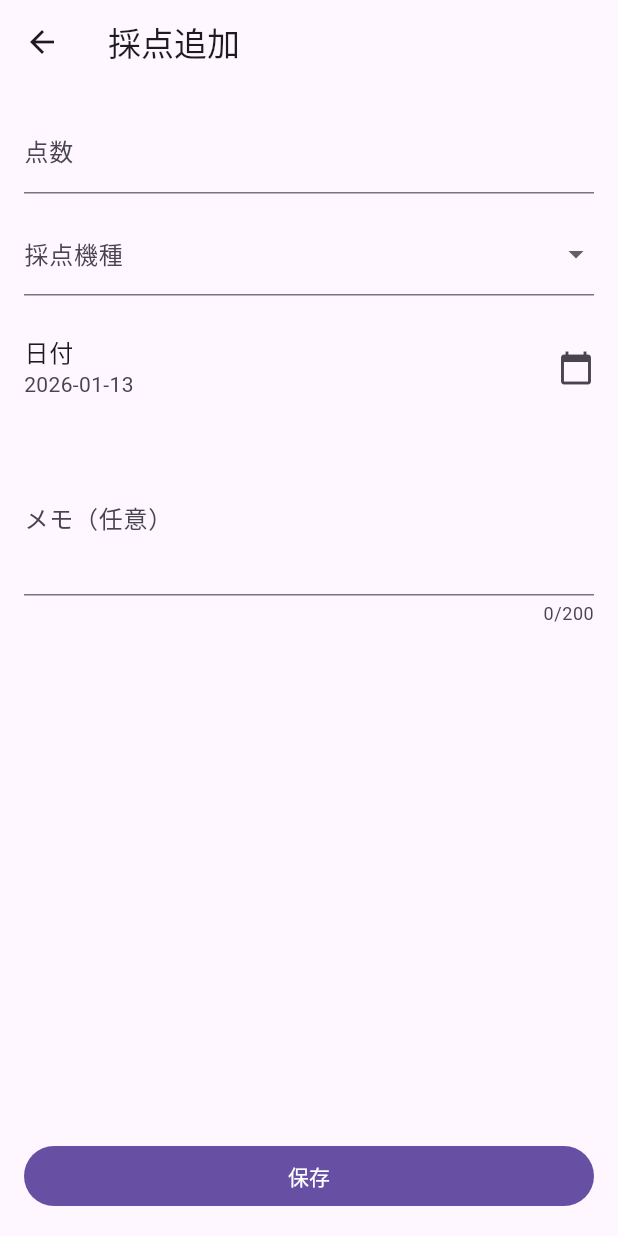
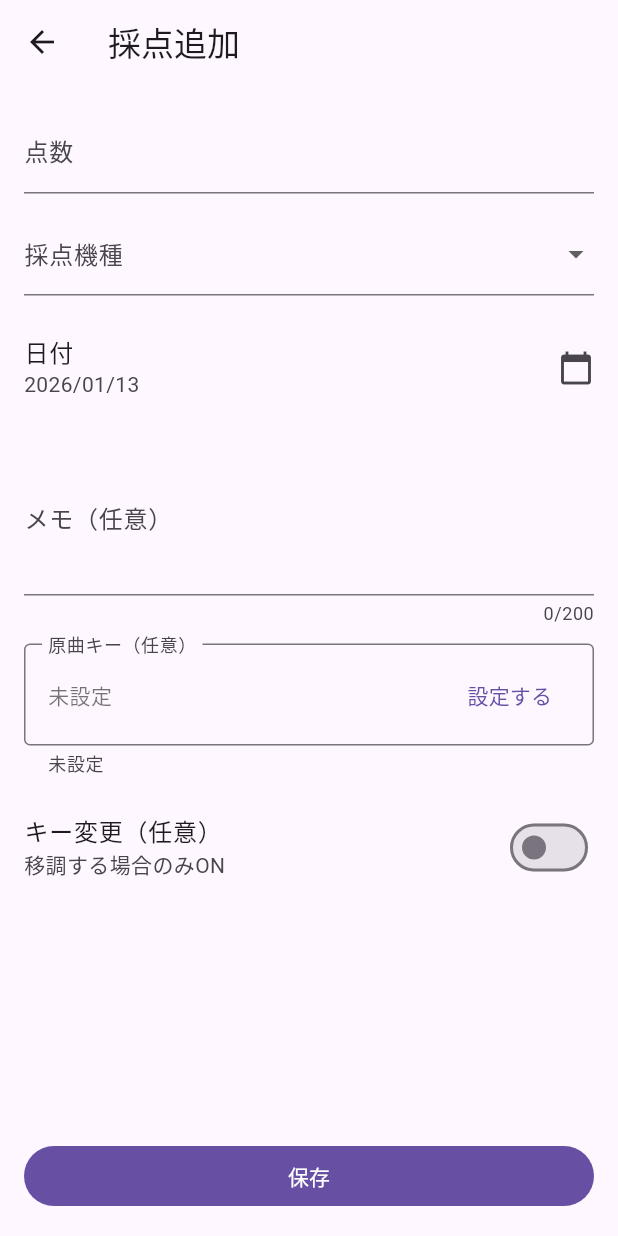
Before and after one commit to kawamata-natsuki/utamemo_app, a Flutter app: the screen it shows after launch, after a tap on the "mic" icon, on a phone screen of 412 x 824 dp. Run offline on Flutter 3.47's test engine with Material 3 defaults, Android fonts, the phone set to English and light mode, and no system bars; our stand-ins replace firebase_core, firebase_crashlytics, font_awesome_flutter; accounts and stored records are empty.

Commit message:
feat: ScoreRecordに原曲キーと変更キーのフィールドを追加し、採点追加画面にバリデーション機能を実装

```diff
--- a/lib/data/repositories/song/in_memory_song_repository.dart
+++ b/lib/data/repositories/song/in_memory_song_repository.dart
@@ -29,12 +29,15 @@ class InMemorySongRepository implements SongRepository {
             score: 83.25,
             recordedAt: DateTime(2025, 12, 26),
             karaokeMachine: KaraokeMachine.dam,
+            originalKey: 0,
+            shiftKey: -2,
           ),
           ScoreRecord(
             id: 'score_2',
             score: 81.75,
             recordedAt: DateTime(2026, 1, 1),
             karaokeMachine: KaraokeMachine.joysound,
+            shiftKey: 3,
           ),
         ],
       ),
--- a/lib/domain/model/score_record.dart
+++ b/lib/domain/model/score_record.dart
@@ -1,4 +1,4 @@
-enum KaraokeMachine { dam, joysound }
+enum KaraokeMachine { dam, joysound, unknown }
 
 class ScoreRecord {
   final String id;
@@ -6,6 +6,8 @@ class ScoreRecord {
   final DateTime recordedAt;
   final String? memo;
   final KaraokeMachine karaokeMachine;
+  final int? originalKey;
+  final int? shiftKey;
 
   ScoreRecord({
     required this.id,
@@ -13,7 +15,36 @@ class ScoreRecord {
     required this.recordedAt,
     this.memo,
     required this.karaokeMachine,
+    this.originalKey,
+    this.shiftKey,
   });
+
+  /// 実キーを計算（両方入力されている場合）
+  int? get actualKey {
+    if (originalKey != null && shiftKey != null) {
+      return originalKey! + shiftKey!;
+    }
+    if (shiftKey != null) {
+      return shiftKey;
+    }
+    return null;
+  }
+
+  /// キーの表示用文字列を生成
+  String? getKeyDisplay() {
+    final actual = actualKey;
+    if (actual == null) return null;
+
+    final actualLabel = actual >= 0 ? '+$actual' : '$actual';
+
+    if (originalKey != null) {
+      final originalLabel =
+          originalKey! >= 0 ? '+$originalKey' : '$originalKey';
+      return '$actualLabel（原曲: $originalLabel）';
+    }
+
+    return actualLabel;
+  }
 
   /// ScoreRecordのコピーを作成する
   ///
@@ -25,6 +56,8 @@ class ScoreRecord {
     DateTime? recordedAt,
     String? memo,
     KaraokeMachine? karaokeMachine,
+    int? originalKey,
+    int? shiftKey,
   }) {
     return ScoreRecord(
       id: id ?? this.id,
@@ -32,6 +65,8 @@ class ScoreRecord {
       recordedAt: recordedAt ?? this.recordedAt,
       memo: memo ?? this.memo,
       karaokeMachine: karaokeMachine ?? this.karaokeMachine,
+      originalKey: originalKey ?? this.originalKey,
+      shiftKey: shiftKey ?? this.shiftKey,
     );
   }
 }
--- a/lib/presentation/screens/score_add/score_add_controller.dart
+++ b/lib/presentation/screens/score_add/score_add_controller.dart
@@ -38,6 +38,27 @@ class ScoreAddController {
     return null;
   }
 
+  /// 原曲キーのバリデーション
+  String? validateOriginalKey(String? value) {
+    if (value == null || value.trim().isEmpty) return null;
+
+    final key = int.tryParse(value.trim());
+    if (key == null) return '数値で入力してください';
+    if (key < -24 || key > 24) return '±24以内の数値で入力してください';
+
+    return null;
+  }
+
+  /// 変更キーのバリデーション
+  String? validateShiftKey(String? value) {
+    if (value == null || value.trim().isEmpty) return null;
+
+    final key = int.tryParse(value.trim());
+    if (key == null) return '数値で入力してください';
+    if (key < -24 || key > 24) return '±24以内の数値で入力してください';
+    return null;
+  }
+
   /// 採点記録を保存する
   Future<void> saveScoreRecord({
     required String songId,
@@ -45,6 +66,8 @@ class ScoreAddController {
     required DateTime recordedAt,
     required KaraokeMachine karaokeMachine,
     String? memo,
+    int? originalKey,
+    int? shiftKey,
   }) async {
     // 採点記録のIDを生成（タイムスタンプベース）
     final recordId = 'score_${DateTime.now().millisecondsSinceEpoch}';
@@ -57,12 +80,17 @@ class ScoreAddController {
         recordedAt: recordedAt,
         karaokeMachine: karaokeMachine,
         memo: memo?.trim().isEmpty == true ? null : memo?.trim(),
+        originalKey: originalKey,
+        shiftKey: shiftKey,
       ),
     );
   }
 
-  /// 日付をyyyy-MM-dd形式にフォーマット
+  /// 日付をフォーマット
   String formatDate(DateTime date) {
-    return '${date.year}-${date.month.toString().padLeft(2, '0')}-${date.day.toString().padLeft(2, '0')}';
+    final y = date.year.toString().padLeft(4, '0');
+    final m = date.month.toString().padLeft(2, '0');
+    final d = date.day.toString().padLeft(2, '0');
+    return '$y/$m/$d';
   }
 }
--- a/lib/presentation/screens/score_add/score_add_page.dart
+++ b/lib/presentation/screens/score_add/score_add_page.dart
@@ -27,6 +27,15 @@ class _ScoreAddPageState extends State<ScoreAddPage> {
   DateTime _date = DateTime.now();
   bool _saving = false;
 
+  bool _originalEnabled = false;
+  int _originalKey = 0;
+
+  bool _shiftEnabled = false;
+  int _shiftKey = 0;
+
+  static const int _minKey = -24;
+  static const int _maxKey = 24;
+
   @override
   void initState() {
     super.initState();
@@ -41,33 +50,28 @@ class _ScoreAddPageState extends State<ScoreAddPage> {
     super.dispose();
   }
 
-  /// 日付選択ダイアログを表示
-  ///
-  /// ユーザーが日付を選択すると、[_date]が更新される。
-  /// キャンセルした場合は何も変更されない。
   Future<void> _pickDate() async {
     final picked = await showDatePicker(
       context: context,
       initialDate: _date,
-      firstDate: DateTime.now().subtract(Duration(days: 365)),
-      lastDate: DateTime.now().add(Duration(days: 7)),
+      firstDate: DateTime.now().subtract(const Duration(days: 365)),
+      lastDate: DateTime.now().add(const Duration(days: 7)),
     );
     if (picked != null) {
       setState(() => _date = picked);
     }
   }
 
-  /// フォームをバリデーションし、採点記録を保存
-  ///
-  /// バリデーションが成功すると、採点記録をリポジトリに保存し、
-  /// 前の画面に戻る。失敗した場合はエラーメッセージを表示する。
   Future<void> _save() async {
     final ok = _formKey.currentState?.validate() ?? false;
     if (!ok) return;
 
     final score = double.parse(_scoreController.text);
 
-    // 保存中フラグをセット
+    // ✅ A案：未設定はnullとして保存
+    final int? originalKey = _originalEnabled ? _originalKey : null;
+    final int? shiftKey = _shiftEnabled ? _shiftKey : null;
+
     setState(() => _saving = true);
     try {
       final trimmedMemo = _memoController.text.trim();
@@ -78,6 +82,8 @@ class _ScoreAddPageState extends State<ScoreAddPage> {
         recordedAt: _date,
         karaokeMachine: _machine!,
         memo: trimmedMemo.isEmpty ? null : trimmedMemo,
+        originalKey: originalKey,
+        shiftKey: shiftKey,
       );
 
       if (!mounted) return;
@@ -92,6 +98,95 @@ class _ScoreAddPageState extends State<ScoreAddPage> {
         setState(() => _saving = false);
       }
     }
+  }
+
+  String _formatKey(int v) => v == 0 ? '0' : (v > 0 ? '+$v' : '$v');
+
+  Widget _keyStepper({
+    required String label,
+    required int value,
+    required ValueChanged<int> onChanged,
+    String? helperText,
+  }) {
+    final canDec = value > _minKey;
+    final canInc = value < _maxKey;
+
+    return InputDecorator(
+      decoration: InputDecoration(
+        labelText: label,
+        helperText: helperText,
+        border: const OutlineInputBorder(),
+        contentPadding: const EdgeInsets.symmetric(horizontal: 12, vertical: 10),
+      ),
+      child: Row(
+        children: [
+          IconButton(
+            onPressed: canDec ? () => onChanged(value - 1) : null,
+            icon: const Icon(Icons.remove),
+          ),
+          Expanded(
+            child: Center(
+              child: Text(
+                _formatKey(value),
+                style: Theme.of(context).textTheme.titleMedium,
+              ),
+            ),
+          ),
+          IconButton(
+            onPressed: canInc ? () => onChanged(value + 1) : null,
+            icon: const Icon(Icons.add),
+          ),
+        ],
+      ),
+    );
+  }
+
+  Widget _unsetRow({
+    required String label,
+    required VoidCallback onSet,
+    required VoidCallback onClear,
+    required bool enabled,
+    required Widget stepper,
+  }) {
+    if (!enabled) {
+      return InputDecorator(
+        decoration: InputDecoration(
+          labelText: label,
+          helperText: '未設定',
+          border: const OutlineInputBorder(),
+          contentPadding: const EdgeInsets.symmetric(horizontal: 12, vertical: 10),
+        ),
+        child: Row(
+          children: [
+            const Expanded(
+              child: Text(
+                '未設定',
+                style: TextStyle(color: Colors.black54),
+              ),
+            ),
+            TextButton(
+              onPressed: onSet,
+              child: const Text('設定する'),
+            ),
+          ],
+        ),
+      );
+    }
+
+    return Stack(
+      children: [
+        stepper,
+        Positioned(
+          right: 0,
+          top: 0,
+          child: IconButton(
+            tooltip: 'クリア',
+            onPressed: onClear,
+            icon: const Icon(Icons.clear),
+          ),
+        ),
+      ],
+    );
   }
 
   @override
@@ -149,9 +244,53 @@ class _ScoreAddPageState extends State<ScoreAddPage> {
                 maxLines: 3,
                 validator: _controller.validateMemo,
               ),
+              const SizedBox(height: 12),
+
+              // 原曲キー（未設定状態あり）
+              _unsetRow(
+                label: '原曲キー（任意）',
+                enabled: _originalEnabled,
+                onSet: () => setState(() {
+                  _originalEnabled = true;
+                  _originalKey = 0; // 初期値
+                }),
+                onClear: () => setState(() {
+                  _originalEnabled = false;
+                  _originalKey = 0;
+                }),
+                stepper: _keyStepper(
+                  label: '原曲キー（任意）',
+                  value: _originalKey,
+                  helperText: '±24まで',
+                  onChanged: (v) => setState(() => _originalKey = v),
+                ),
+              ),
+
+              const SizedBox(height: 12),
+
+              // 変更キー（トグルで表示）
+              SwitchListTile(
+                contentPadding: EdgeInsets.zero,
+                title: const Text('キー変更（任意）'),
+                subtitle: const Text('移調する場合のみON'),
+                value: _shiftEnabled,
+                onChanged: (v) => setState(() {
+                  _shiftEnabled = v;
+                  if (!v) _shiftKey = 0; // OFFでリセット
+                }),
+              ),
+
+              if (_shiftEnabled) ...[
+                const SizedBox(height: 8),
+                _keyStepper(
+                  label: 'キー変更（任意）',
+                  value: _shiftKey,
+                  helperText: '±24まで',
+                  onChanged: (v) => setState(() => _shiftKey = v),
+                ),
+              ],
 
               const Spacer(),
-
               SizedBox(
                 width: double.infinity,
                 child: FilledButton(
```
